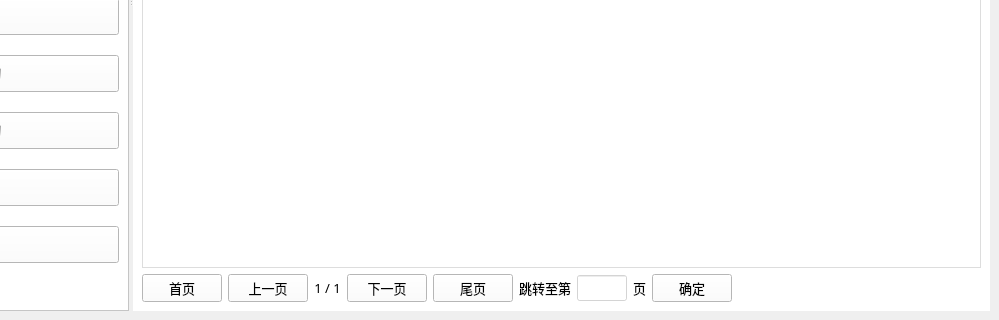
Before: the Qt Designer form client/frontend/mainWin.ui in sophiefy/WHU-MMS, drawn with Qt 5; both pictures show x 211 to 1210 and y 328 to 648 of the 1210 by 648 pixel window.
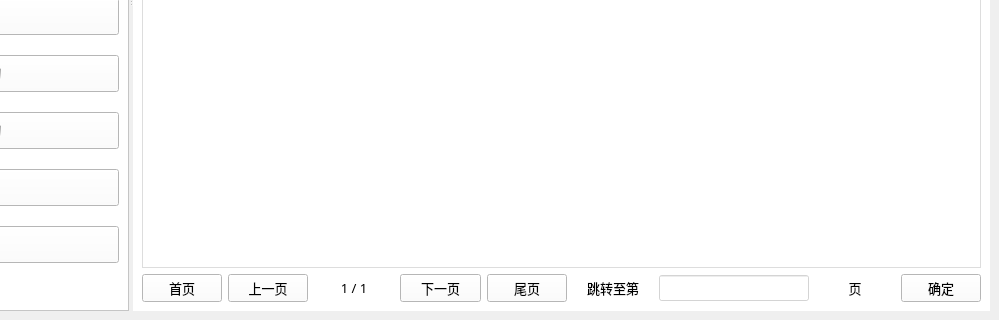
After: the same form once the commit is applied. The open tabs and pages were chosen to show the change. Icons and pictures are not drawn.

What changed in the file:
```diff
--- a/client/frontend/mainWin.ui
+++ b/client/frontend/mainWin.ui
@@ -822,7 +822,7 @@
             <widget class="QLineEdit" name="paperJumpEdit_2">
              <property name="maximumSize">
               <size>
-               <width>50</width>
+               <width>150</width>
                <height>16777215</height>
               </size>
              </property>
@@ -835,6 +835,9 @@
              <property name="styleSheet">
               <string notr="true">background-color: rgba(255, 255, 255, 150);</string>
              </property>
+             <property name="alignment">
+              <set>Qt::AlignCenter</set>
+             </property>
             </widget>
            </item>
            <item>
@@ -875,19 +878,6 @@
              </property>
             </widget>
            </item>
-           <item>
-            <spacer name="horizontalSpacer_5">
-             <property name="orientation">
-              <enum>Qt::Horizontal</enum>
-             </property>
-             <property name="sizeHint" stdset="0">
-              <size>
-               <width>40</width>
-               <height>20</height>
-              </size>
-             </property>
-            </spacer>
-           </item>
           </layout>
          </item>
          <item row="1" column="0">
```
Left out of the diff: 40 changed lines with no effect on the pictures.
